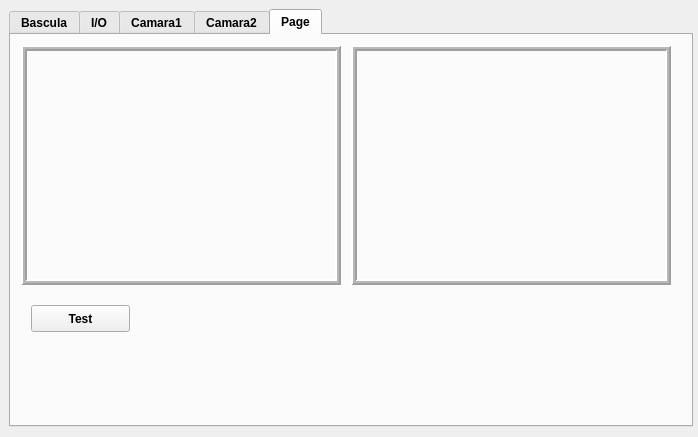
sunsiz/nQTrucks, file testlib/mainwindow.ui: the form before one commit.
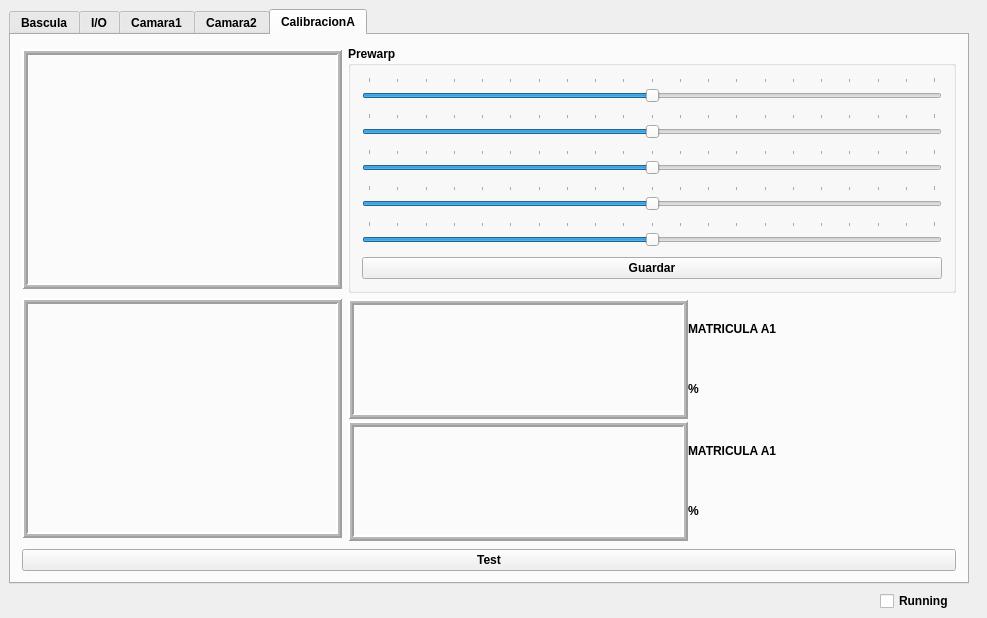
The form after the commit.

The edit to the form file:
```diff
--- a/testlib/mainwindow.ui
+++ b/testlib/mainwindow.ui
@@ -6,8 +6,8 @@
    <rect>
     <x>0</x>
     <y>0</y>
-    <width>698</width>
-    <height>437</height>
+    <width>987</width>
+    <height>618</height>
    </rect>
   </property>
   <property name="font">
@@ -25,8 +25,8 @@
      <rect>
       <x>9</x>
       <y>9</y>
-      <width>684</width>
-      <height>418</height>
+      <width>960</width>
+      <height>575</height>
      </rect>
     </property>
     <property name="currentIndex">
@@ -900,17 +900,15 @@
     </widget>
     <widget class="QWidget" name="tab">
      <attribute name="title">
-      <string>Page</string>
+      <string>CalibracionA</string>
      </attribute>
-     <widget class="QLabel" name="FotoOriginal">
-      <property name="geometry">
-       <rect>
-        <x>10</x>
-        <y>10</y>
-        <width>320</width>
-        <height>240</height>
-       </rect>
-      </property>
+     <layout class="QGridLayout" name="gridLayout_7">
+      <item row="0" column="0">
+       <layout class="QHBoxLayout" name="horizontalLayout_8">
+        <item>
+         <layout class="QVBoxLayout" name="verticalLayout_10">
+          <item>
+           <widget class="QLabel" name="FotoOriginalA">
       <property name="minimumSize">
        <size>
         <width>320</width>
@@ -942,15 +940,9 @@
        <bool>true</bool>
       </property>
      </widget>
-     <widget class="QLabel" name="FotoMatricula">
-      <property name="geometry">
-       <rect>
-        <x>340</x>
-        <y>10</y>
-        <width>320</width>
-        <height>240</height>
-       </rect>
-      </property>
+          </item>
+          <item>
+           <widget class="QLabel" name="FotoRojosA">
       <property name="minimumSize">
        <size>
         <width>320</width>
@@ -982,21 +974,361 @@
        <bool>true</bool>
       </property>
      </widget>
-     <widget class="QPushButton" name="TestMatricula1">
-      <property name="geometry">
-       <rect>
-        <x>20</x>
-        <y>270</y>
-        <width>99</width>
-        <height>27</height>
-       </rect>
-      </property>
+          </item>
+         </layout>
+        </item>
+        <item>
+         <layout class="QVBoxLayout" name="verticalLayout_9">
+          <item>
+           <widget class="QGroupBox" name="groupBox">
+            <property name="title">
+             <string>Prewarp</string>
+            </property>
+            <layout class="QGridLayout" name="gridLayout_6">
+             <item row="1" column="0">
+              <widget class="QSlider" name="valueYA1">
+               <property name="minimumSize">
+                <size>
+                 <width>580</width>
+                 <height>30</height>
+                </size>
+               </property>
+               <property name="maximumSize">
+                <size>
+                 <width>580</width>
+                 <height>30</height>
+                </size>
+               </property>
+               <property name="maximum">
+                <number>200</number>
+               </property>
+               <property name="value">
+                <number>100</number>
+               </property>
+               <property name="tracking">
+                <bool>true</bool>
+               </property>
+               <property name="orientation">
+                <enum>Qt::Horizontal</enum>
+               </property>
+               <property name="tickPosition">
+                <enum>QSlider::TicksAbove</enum>
+               </property>
+               <property name="tickInterval">
+                <number>10</number>
+               </property>
+              </widget>
+             </item>
+             <item row="4" column="0">
+              <widget class="QSlider" name="valueDA1">
+               <property name="minimumSize">
+                <size>
+                 <width>580</width>
+                 <height>30</height>
+                </size>
+               </property>
+               <property name="maximumSize">
+                <size>
+                 <width>580</width>
+                 <height>30</height>
+                </size>
+               </property>
+               <property name="maximum">
+                <number>200</number>
+               </property>
+               <property name="value">
+                <number>100</number>
+               </property>
+               <property name="tracking">
+                <bool>true</bool>
+               </property>
+               <property name="orientation">
+                <enum>Qt::Horizontal</enum>
+               </property>
+               <property name="tickPosition">
+                <enum>QSlider::TicksAbove</enum>
+               </property>
+               <property name="tickInterval">
+                <number>10</number>
+               </property>
+              </widget>
+             </item>
+             <item row="3" column="0">
+              <widget class="QSlider" name="valueWA1">
+               <property name="minimumSize">
+                <size>
+                 <width>580</width>
+                 <height>30</height>
+                </size>
+               </property>
+               <property name="maximumSize">
+                <size>
+                 <width>580</width>
+                 <height>30</height>
+                </size>
+               </property>
+               <property name="maximum">
+                <number>200</number>
+               </property>
+               <property name="value">
+                <number>100</number>
+               </property>
+               <property name="tracking">
+                <bool>true</bool>
+               </property>
+               <property name="orientation">
+                <enum>Qt::Horizontal</enum>
+               </property>
+               <property name="tickPosition">
+                <enum>QSlider::TicksAbove</enum>
+               </property>
+               <property name="tickInterval">
+                <number>10</number>
+               </property>
+              </widget>
+             </item>
+             <item row="2" column="0">
+              <widget class="QSlider" name="valueZA1">
+               <property name="minimumSize">
+                <size>
+                 <width>580</width>
+                 <height>30</height>
+                </size>
+               </property>
+               <property name="maximumSize">
+                <size>
+                 <width>580</width>
+                 <height>30</height>
+                </size>
+               </property>
+               <property name="maximum">
+                <number>200</number>
+               </property>
+               <property name="value">
+                <number>100</number>
+               </property>
+               <property name="tracking">
+                <bool>true</bool>
+               </property>
+               <property name="orientation">
+                <enum>Qt::Horizontal</enum>
+               </property>
+               <property name="tickPosition">
+                <enum>QSlider::TicksAbove</enum>
+               </property>
+               <property name="tickInterval">
+                <number>10</number>
+               </property>
+              </widget>
+             </item>
+             <item row="0" column="0">
+              <widget class="QSlider" name="valueXA1">
+               <property name="minimumSize">
+                <size>
+                 <width>580</width>
+                 <height>30</height>
+                </size>
+               </property>
+               <property name="maximumSize">
+                <size>
+                 <width>580</width>
+                 <height>30</height>
+                </size>
+               </property>
+               <property name="maximum">
+                <number>200</number>
+               </property>
+               <property name="value">
+                <number>100</number>
+               </property>
+               <property name="tracking">
+                <bool>true</bool>
+               </property>
+               <property name="orientation">
+                <enum>Qt::Horizontal</enum>
+               </property>
+               <property name="tickPosition">
+                <enum>QSlider::TicksAbove</enum>
+               </property>
+               <property name="tickInterval">
+                <number>10</number>
+               </property>
+              </widget>
+             </item>
+             <item row="5" column="0">
+              <widget class="QPushButton" name="pushButton">
+               <property name="text">
+                <string>Guardar</string>
+               </property>
+              </widget>
+             </item>
+            </layout>
+           </widget>
+          </item>
+          <item>
+           <layout class="QVBoxLayout" name="ResultadosLayoutA">
+            <property name="spacing">
+             <number>0</number>
+            </property>
+            <item>
+             <layout class="QFormLayout" name="formLayout_4">
+              <property name="horizontalSpacing">
+               <number>0</number>
+              </property>
+              <property name="verticalSpacing">
+               <number>0</number>
+              </property>
+              <item row="0" column="0">
+               <widget class="QLabel" name="FotoMatriculaA1">
+                <property name="minimumSize">
+                 <size>
+                  <width>340</width>
+                  <height>120</height>
+                 </size>
+                </property>
+                <property name="maximumSize">
+                 <size>
+                  <width>160</width>
+                  <height>120</height>
+                 </size>
+                </property>
+                <property name="frameShape">
+                 <enum>QFrame::Box</enum>
+                </property>
+                <property name="frameShadow">
+                 <enum>QFrame::Raised</enum>
+                </property>
+                <property name="lineWidth">
+                 <number>2</number>
+                </property>
+                <property name="midLineWidth">
+                 <number>2</number>
+                </property>
+                <property name="text">
+                 <string/>
+                </property>
+                <property name="scaledContents">
+                 <bool>true</bool>
+                </property>
+               </widget>
+              </item>
+              <item row="0" column="1">
+               <layout class="QVBoxLayout" name="verticalLayout_8">
+                <property name="spacing">
+                 <number>0</number>
+                </property>
+                <item>
+                 <widget class="QLabel" name="MatriculaA1">
+                  <property name="text">
+                   <string>MATRICULA A1</string>
+                  </property>
+                 </widget>
+                </item>
+                <item>
+                 <widget class="QLabel" name="LongMatriculaA1">
+                  <property name="text">
+                   <string>%</string>
+                  </property>
+                 </widget>
+                </item>
+               </layout>
+              </item>
+             </layout>
+            </item>
+            <item>
+             <layout class="QFormLayout" name="formLayout_2">
+              <property name="horizontalSpacing">
+               <number>0</number>
+              </property>
+              <property name="verticalSpacing">
+               <number>0</number>
+              </property>
+              <item row="0" column="0">
+               <widget class="QLabel" name="FotoMatriculaA2">
+                <property name="minimumSize">
+                 <size>
+                  <width>340</width>
+                  <height>120</height>
+                 </size>
+                </property>
+                <property name="maximumSize">
+                 <size>
+                  <width>160</width>
+                  <height>120</height>
+                 </size>
+                </property>
+                <property name="frameShape">
+                 <enum>QFrame::Box</enum>
+                </property>
+                <property name="frameShadow">
+                 <enum>QFrame::Raised</enum>
+                </property>
+                <property name="lineWidth">
+                 <number>2</number>
+                </property>
+                <property name="midLineWidth">
+                 <number>2</number>
+                </property>
+                <property name="text">
+                 <string/>
+                </property>
+                <property name="scaledContents">
+                 <bool>true</bool>
+                </property>
+               </widget>
+              </item>
+              <item row="0" column="1">
+               <layout class="QVBoxLayout" name="verticalLayout_7">
+                <property name="spacing">
+                 <number>0</number>
+                </property>
+                <item>
+                 <widget class="QLabel" name="MatriculaA2">
+                  <property name="text">
+                   <string>MATRICULA A1</string>
+                  </property>
+                 </widget>
+                </item>
+                <item>
+                 <widget class="QLabel" name="LongMatriculaA2">
+                  <property name="text">
+                   <string>%</string>
+                  </property>
+                 </widget>
+                </item>
+               </layout>
+              </item>
+             </layout>
+            </item>
+           </layout>
+          </item>
+         </layout>
+        </item>
+       </layout>
+      </item>
+      <item row="1" column="0">
+       <widget class="QPushButton" name="TestMatriculaA1">
       <property name="text">
        <string>Test</string>
       </property>
      </widget>
+      </item>
+     </layout>
     </widget>
    </widget>
+   <widget class="QCheckBox" name="runningCheckBox">
+    <property name="geometry">
+     <rect>
+      <x>880</x>
+      <y>590</y>
+      <width>91</width>
+      <height>22</height>
+     </rect>
+    </property>
+    <property name="text">
+     <string>Running</string>
+    </property>
+   </widget>
   </widget>
  </widget>
  <layoutdefault spacing="6" margin="11"/>
```
Left out of the diff: 39 changed lines with no effect on the pictures. Lines whose indentation alone changed are shown as unchanged.
